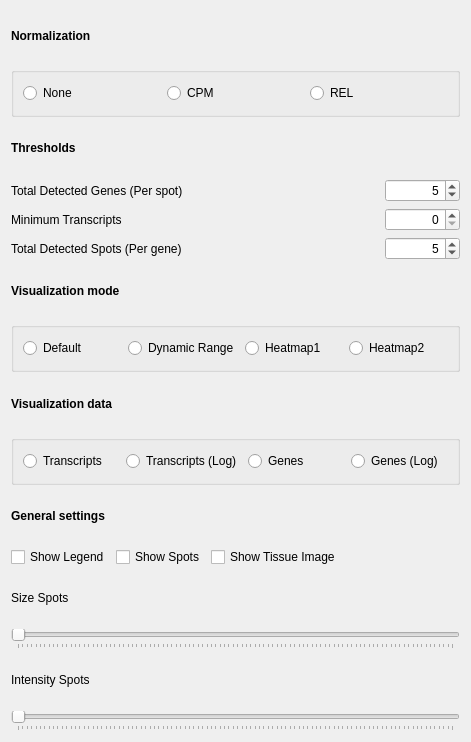
First picture: the form in src/viewPages/SettingsWidget.ui, repository jfnavarro/st_viewer, before the edit.
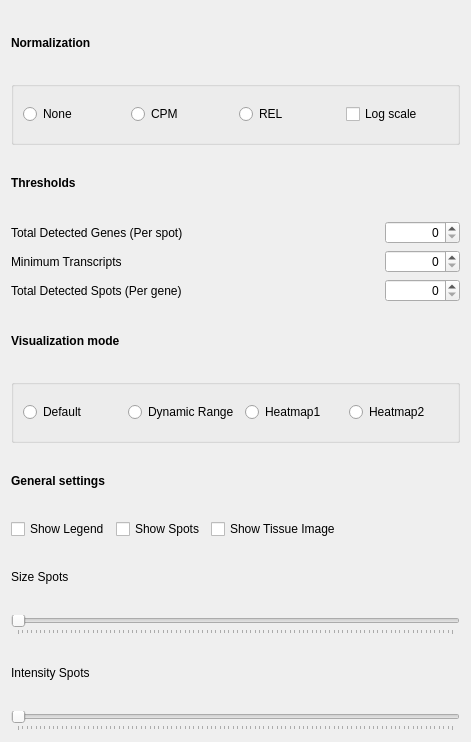
Second picture: the form after the edit.

Commit message: Simplified visualization settings, computation of rendering data working well

```diff
--- a/src/viewPages/SettingsWidget.ui
+++ b/src/viewPages/SettingsWidget.ui
@@ -96,6 +96,13 @@
         </property>
        </widget>
       </item>
+      <item>
+       <widget class="QCheckBox" name="log_scale">
+        <property name="text">
+         <string>Log scale</string>
+        </property>
+       </widget>
+      </item>
      </layout>
     </widget>
    </item>
@@ -151,8 +158,11 @@
        <property name="alignment">
         <set>Qt::AlignRight|Qt::AlignTrailing|Qt::AlignVCenter</set>
        </property>
+       <property name="maximum">
+        <number>20000</number>
+       </property>
        <property name="value">
-        <number>5</number>
+        <number>0</number>
        </property>
       </widget>
      </item>
@@ -240,8 +250,11 @@
        <property name="alignment">
         <set>Qt::AlignRight|Qt::AlignTrailing|Qt::AlignVCenter</set>
        </property>
+       <property name="maximum">
+        <number>20000</number>
+       </property>
        <property name="value">
-        <number>5</number>
+        <number>0</number>
        </property>
       </widget>
      </item>
@@ -333,83 +346,6 @@
      </layout>
     </widget>
    </item>
-   <item>
-    <widget class="QLabel" name="label_10">
-     <property name="font">
-      <font>
-       <weight>75</weight>
-       <bold>true</bold>
-      </font>
-     </property>
-     <property name="text">
-      <string>Visualization data</string>
-     </property>
-    </widget>
-   </item>
-   <item>
-    <widget class="QGroupBox" name="groupBoxVisualType">
-     <property name="title">
-      <string/>
-     </property>
-     <property name="flat">
-      <bool>true</bool>
-     </property>
-     <layout class="QHBoxLayout" name="horizontalLayout_4">
-      <item>
-       <widget class="QRadioButton" name="visual_reads">
-        <property name="toolTip">
-         <string>Use the genes transcripts</string>
-        </property>
-        <property name="statusTip">
-         <string>Use the genes transcripts</string>
-        </property>
-        <property name="text">
-         <string>Transcripts</string>
-        </property>
-       </widget>
-      </item>
-      <item>
-       <widget class="QRadioButton" name="visual_reads_log">
-        <property name="toolTip">
-         <string>Use the genes transcripts in log scale</string>
-        </property>
-        <property name="statusTip">
-         <string>Use the genes transcripts in log scale</string>
-        </property>
-        <property name="text">
-         <string>Transcripts (Log)</string>
-        </property>
-       </widget>
-      </item>
-      <item>
-       <widget class="QRadioButton" name="visual_genes">
-        <property name="toolTip">
-         <string>Use the number of expressed genes</string>
-        </property>
-        <property name="statusTip">
-         <string>Use the number of expressed genes</string>
-        </property>
-        <property name="text">
-         <string>Genes</string>
-        </property>
-       </widget>
-      </item>
-      <item>
-       <widget class="QRadioButton" name="visual_genes_log">
-        <property name="toolTip">
-         <string>Use the number of expressed genes in log scale</string>
-        </property>
-        <property name="statusTip">
-         <string>Use the number of expressed genes in log scale</string>
-        </property>
-        <property name="text">
-         <string>Genes (Log)</string>
-        </property>
-       </widget>
-      </item>
-     </layout>
-    </widget>
-   </item>
    <item>
     <widget class="QLabel" name="label_11">
      <property name="font">
```
Left out of the diff: 2 changed lines with no effect on the pictures. The commit also changes 12 other files.
